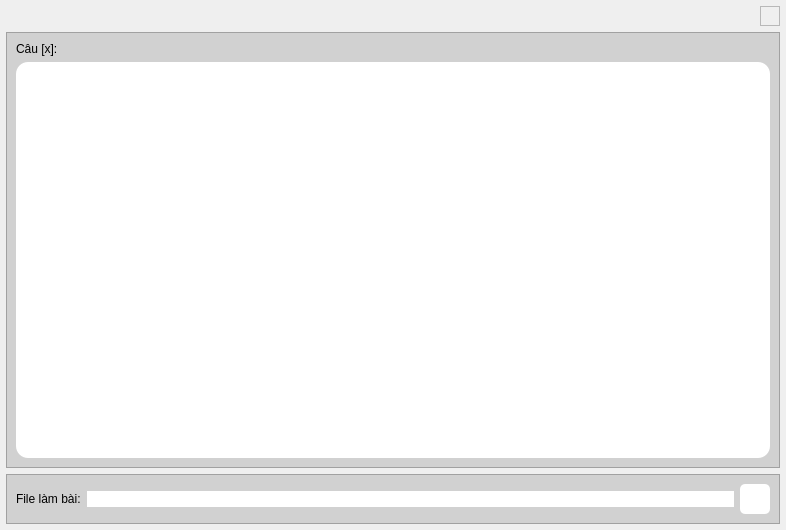
This is UI_Files/Test_frame.ui in hoangm960/Astraea as Qt 5 draws it before an edit. The edited form follows.
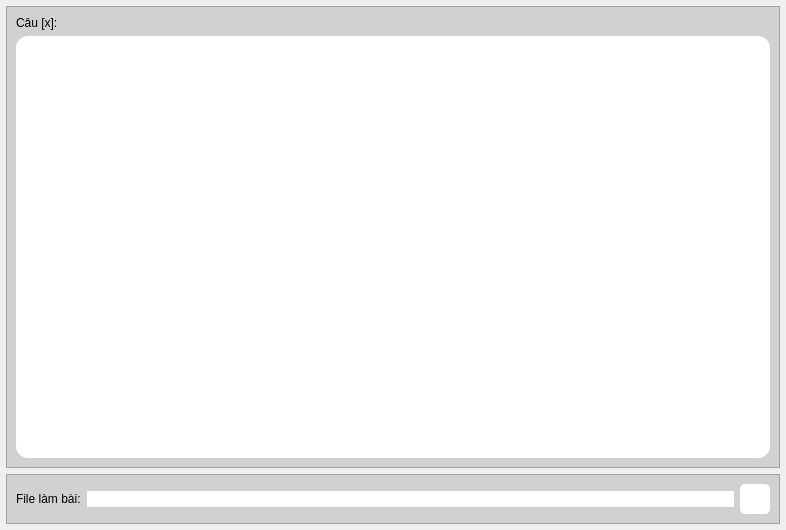
This is the edited form. Icons and pictures are not drawn.

What changed in the file:
```diff
--- a/UI_Files/Test_frame.ui
+++ b/UI_Files/Test_frame.ui
@@ -50,88 +50,6 @@
    <property name="bottomMargin">
     <number>6</number>
    </property>
-   <item alignment="Qt::AlignRight">
-    <widget class="QFrame" name="close_frame">
-     <property name="minimumSize">
-      <size>
-       <width>20</width>
-       <height>20</height>
-      </size>
-     </property>
-     <property name="maximumSize">
-      <size>
-       <width>20</width>
-       <height>20</height>
-      </size>
-     </property>
-     <property name="frameShape">
-      <enum>QFrame::StyledPanel</enum>
-     </property>
-     <property name="frameShadow">
-      <enum>QFrame::Raised</enum>
-     </property>
-     <layout class="QVBoxLayout" name="verticalLayout_3">
-      <property name="spacing">
-       <number>0</number>
-      </property>
-      <property name="leftMargin">
-       <number>0</number>
-      </property>
-      <property name="topMargin">
-       <number>0</number>
-      </property>
-      <property name="rightMargin">
-       <number>0</number>
-      </property>
-      <property name="bottomMargin">
-       <number>0</number>
-      </property>
-      <item>
-       <widget class="QPushButton" name="close_btn">
-        <property name="minimumSize">
-         <size>
-          <width>16</width>
-          <height>16</height>
-         </size>
-        </property>
-        <property name="maximumSize">
-         <size>
-          <width>16</width>
-          <height>16</height>
-         </size>
-        </property>
-        <property name="styleSheet">
-         <string notr="true">QPushButton {
-	background-color:transparent;
-	border-radius: 5px;
-}
-
-QPushButton:hover {
-	background-color: rgb(223, 223, 223);
-}
-
-QPushButton:pressed {
-	background-color: rgb(207, 207, 207);
-}</string>
-        </property>
-        <property name="text">
-         <string/>
-        </property>
-        <property name="icon">
-         <iconset resource="Resources.qrc">
-          <normaloff>:/images/icons/close.png</normaloff>:/images/icons/close.png</iconset>
-        </property>
-        <property name="iconSize">
-         <size>
-          <width>8</width>
-          <height>8</height>
-         </size>
-        </property>
-       </widget>
-      </item>
-     </layout>
-    </widget>
-   </item>
    <item>
     <widget class="QFrame" name="details_frame">
      <property name="minimumSize">
```
